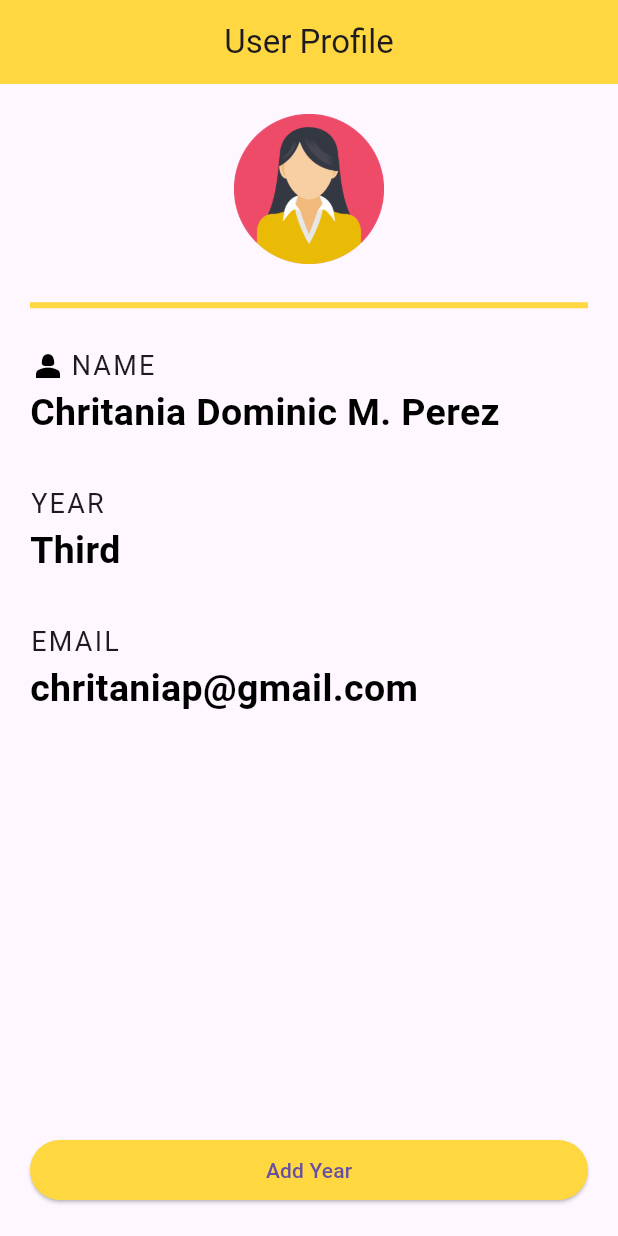
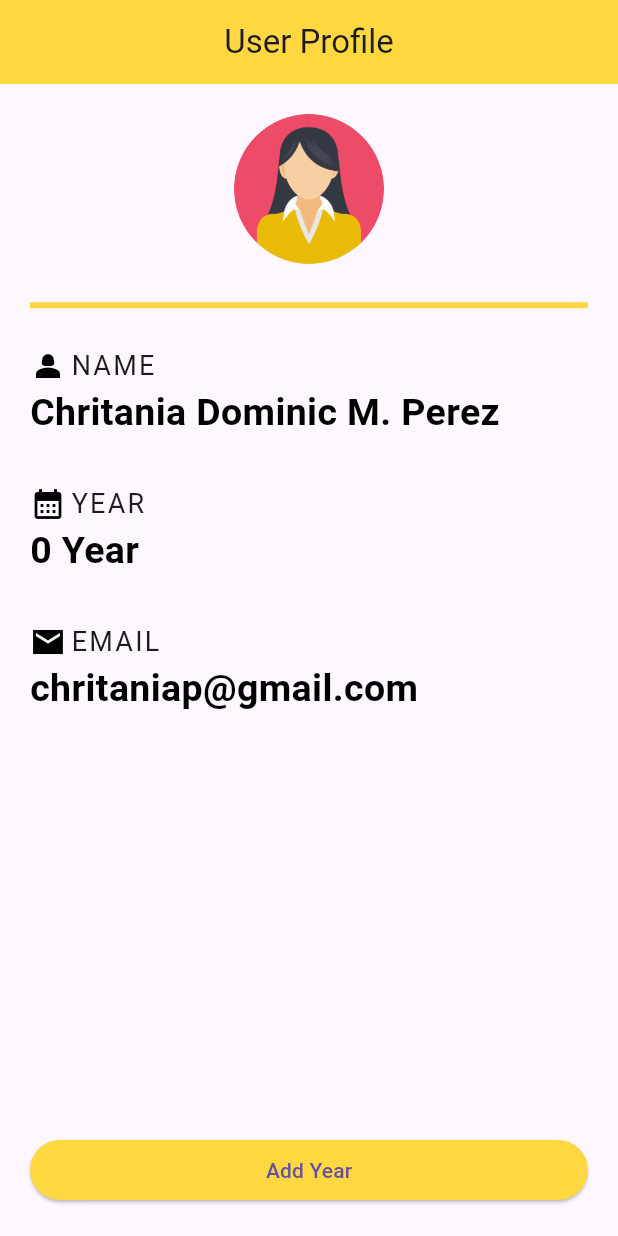
Before and after one commit to chritania/Front_APPchara, a Flutter app: the screen it shows after launch, on a phone screen of 412 x 824 dp. Run offline on Flutter 3.47's test engine with Material 3 defaults, Android fonts, the phone set to English and light mode, and no system bars.

Commit message:
Finalize the Activity 1

```diff
--- a/lib/home.dart
+++ b/lib/home.dart
@@ -1,7 +1,14 @@
 import 'package:flutter/material.dart';
 
-class Home extends StatelessWidget {
+class Home extends StatefulWidget {
   const Home({super.key});
+
+  @override
+  State<Home> createState() => _HomeState();
+}
+
+class _HomeState extends State<Home> {
+  int year = 0;
 
   @override
   Widget build(BuildContext context) {
@@ -21,7 +28,7 @@ class Home extends StatelessWidget {
               children: <Widget>[
                 Center(
                   child: CircleAvatar(
-                    child:Image.asset('assets/woman.png'),
+                    backgroundImage:AssetImage('assets/woman.png'),
                     radius: 50.0,
                   ),
                 ),
@@ -54,6 +61,13 @@ class Home extends StatelessWidget {
                   ),
                 ),
                 SizedBox(height:30.0),
+                Row(
+                    children:[
+                      Icon(
+                        Icons.calendar_month_sharp,
+                        color:Colors.black,
+                      ),
+                      SizedBox(width: 3.0,),
                       Text(
                         'YEAR',
                         style: TextStyle(
@@ -61,8 +75,10 @@ class Home extends StatelessWidget {
                           letterSpacing: 1.5,
                         ),
                       ),
+                    ]
+                ),
                 Text(
-                  'Third',
+                  '$year Year',
                   style: TextStyle(
                     fontSize: 25.0,
                     fontWeight: FontWeight.bold,
@@ -70,12 +86,21 @@ class Home extends StatelessWidget {
                   ),
                 ),
                 SizedBox(height:30.0),
+                Row(
+                  children:[
+                    Icon(
+                      Icons.email_sharp,
+                      color:Colors.black,
+                    ),
+                    SizedBox(width: 3.0,),
                     Text(
                       'EMAIL',
                       style: TextStyle(
                         fontSize: 18.0,
                         letterSpacing: 1.5,
                       ),
+                    ),
+                  ]
                 ),
                 Text(
                   'chritaniap@gmail.com',
@@ -91,7 +116,11 @@ class Home extends StatelessWidget {
               crossAxisAlignment: CrossAxisAlignment.stretch,
               children: [
                 ElevatedButton(
-                    onPressed: (){},
+                    onPressed: (){
+                      setState(() {
+                        year += 1;
+                      });
+                    },
                     child: Text('Add Year'),
                     style: ButtonStyle(
                       backgroundColor: WidgetStateProperty.all(Colors.amberAccent),
```
Lines whose indentation alone changed are shown as unchanged.
